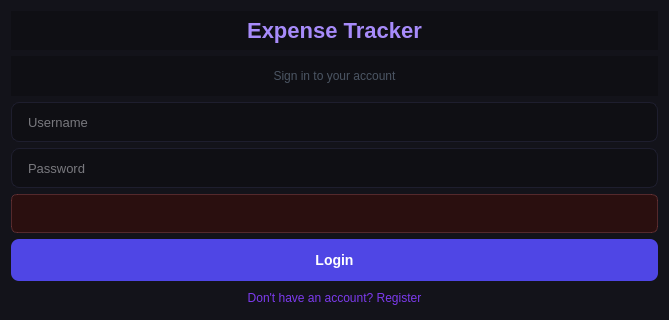
First picture: the form in ui/LoginWindow.ui, repository Umeenumg/expenseTracker, before the edit.
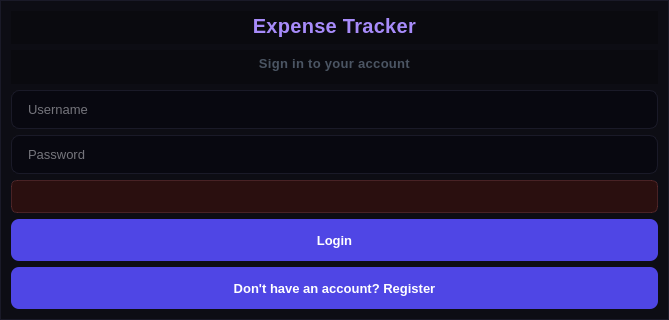
Second picture: the form after the edit.

Commit message: Apply unified global stylesheet and fix dialog layouts

What changed in the file:
```diff
--- a/ui/LoginWindow.ui
+++ b/ui/LoginWindow.ui
@@ -20,62 +20,838 @@
    <string>Login</string>
   </property>
   <property name="styleSheet">
-   <string notr="true">* {
-    background-color: #0f0f14;
+   <string notr="true">/* ═══════════════════════════════════════
+   BASE
+═══════════════════════════════════════ */
+QMainWindow, QDialog, QWidget {
+    background-color: #0a0a0f;
     color: #e2e2e8;
     font-family: &quot;Segoe UI&quot;, sans-serif;
+    font-size: 13px;
 }
+
 QDialog {
-    background-color: #13131a;
+    background-color: #0d0d14;
+    border: 1px solid #1a1a28;
 }
-QLabel#titleLabel {
-    font-size: 22px;
+
+QToolTip {
+    background-color: #13131f;
+    color: #e2e2e8;
+    border: 1px solid #2e2e4e;
+    border-radius: 6px;
+    padding: 6px 10px;
+    font-size: 12px;
+}
+
+/* ═══════════════════════════════════════
+   SIDEBAR
+═══════════════════════════════════════ */
+QFrame#sidebar {
+    background-color: #0d0d14;
+    border-right: 1px solid #1a1a28;
+    min-width: 210px;
+    max-width: 210px;
+}
+
+QLabel#appTitle {
+    font-size: 16px;
     font-weight: 700;
+    color: #ffffff;
+    padding: 20px 16px 4px 16px;
+    letter-spacing: -0.3px;
+}
+
+QLabel#userLabel {
+    font-size: 12px;
+    color: #9ca3af;
+    padding: 4px 16px 16px 16px;
+    border-bottom: 1px solid #1a1a28;
+}
+
+QFrame#sidebar QPushButton {
+    background-color: transparent;
+    border: 1px solid transparent;
+    border-radius: 8px;
+    padding: 9px 12px;
+    text-align: left;
+    color: #6b7280;
+    font-size: 13px;
+    margin: 1px 8px;
+}
+
+QFrame#sidebar QPushButton:hover {
+    background-color: #13131f;
+    color: #c4b5fd;
+    border-color: rgba(167, 139, 250, 0.15);
+}
+
+QFrame#sidebar QPushButton:checked {
+    background-color: rgba(124, 58, 237, 0.15);
     color: #a78bfa;
+    font-weight: 600;
+    border: 1px solid rgba(167, 139, 250, 0.25);
 }
-QLabel#subtitleLabel {
-    font-size: 12px;
+
+QFrame#sidebar QPushButton#logoutBtn {
     color: #4b5563;
+    margin-top: 4px;
 }
-QLabel#errorLabel {
-    font-size: 12px;
+
+QFrame#sidebar QPushButton#logoutBtn:hover {
+    background-color: #1f0f0f;
     color: #f87171;
-    background-color: #2a0f0f;
-    border: 1px solid rgba(248,113,113,0.25);
-    border-radius: 6px;
-    padding: 7px 10px;
+    border-color: rgba(248, 113, 113, 0.2);
 }
+
+/* ═══════════════════════════════════════
+   TOP BAR
+═══════════════════════════════════════ */
+QFrame#topBar {
+    background-color: #0d0d14;
+    border-bottom: 1px solid #1a1a28;
+    min-height: 52px;
+    max-height: 52px;
+    padding: 0 20px;
+}
+
+QLabel#pageTitle {
+    font-size: 16px;
+    font-weight: 600;
+    color: #f1f0f8;
+}
+
+QLabel#topUserLabel {
+    font-size: 12px;
+    color: #4b5563;
+}
+
+/* ═══════════════════════════════════════
+   STAT CARDS
+═══════════════════════════════════════ */
+QFrame#balanceCard,
+QFrame#incomeCard,
+QFrame#expenseCard,
+QFrame#countCard,
+QFrame#totalCatCard,
+QFrame#mostUsedCard,
+QFrame#unusedCard {
+    background-color: #0d0d14;
+    border: 1px solid #1a1a28;
+    border-radius: 12px;
+    padding: 18px 16px;
+    min-height: 90px;
+}
+
+QFrame#balanceCard:hover,
+QFrame#incomeCard:hover,
+QFrame#expenseCard:hover,
+QFrame#countCard:hover,
+QFrame#totalCatCard:hover,
+QFrame#mostUsedCard:hover,
+QFrame#unusedCard:hover {
+    border-color: #2e2e4e;
+}
+
+QFrame#balanceCard  { border-top: 2px solid #7c3aed; }
+QFrame#incomeCard   { border-top: 2px solid #059669; }
+QFrame#expenseCard  { border-top: 2px solid #dc2626; }
+QFrame#countCard    { border-top: 2px solid #2563eb; }
+QFrame#totalCatCard { border-top: 2px solid #2563eb; }
+QFrame#mostUsedCard { border-top: 2px solid #7c3aed; }
+QFrame#unusedCard   { border-top: 2px solid #d97706; }
+
+QFrame#balanceCard  QLabel:first-child,
+QFrame#incomeCard   QLabel:first-child,
+QFrame#expenseCard  QLabel:first-child,
+QFrame#countCard    QLabel:first-child,
+QFrame#totalCatCard QLabel:first-child,
+QFrame#mostUsedCard QLabel:first-child,
+QFrame#unusedCard   QLabel:first-child {
+    font-size: 12px;
+    color: #6b7280;
+    font-weight: 500;
+    letter-spacing: 0.5px;
+}
+
+QFrame#balanceCard  QLabel:last-child { color: #a78bfa; font-size: 26px; font-weight: 700; }
+QFrame#incomeCard   QLabel:last-child { color: #4ade80; font-size: 26px; font-weight: 700; }
+QFrame#expenseCard  QLabel:last-child { color: #f87171; font-size: 26px; font-weight: 700; }
+QFrame#countCard    QLabel:last-child { color: #60a5fa; font-size: 26px; font-weight: 700; }
+QFrame#totalCatCard QLabel:last-child { color: #60a5fa; font-size: 26px; font-weight: 700; }
+QFrame#mostUsedCard QLabel:last-child { color: #a78bfa; font-size: 26px; font-weight: 700; }
+QFrame#unusedCard   QLabel:last-child { color: #fbbf24; font-size: 26px; font-weight: 700; }
+
+/* ═══════════════════════════════════════
+   SUMMARY BAR
+═══════════════════════════════════════ */
+QFrame#frameSummary {
+    background-color: #0d0d14;
+    border: 1px solid #1a1a28;
+    border-radius: 8px;
+    padding: 10px 16px;
+}
+
+QLabel#lblIncome  { color: #4ade80; font-weight: 700; font-size: 13px; }
+QLabel#lblExpense { color: #f87171; font-weight: 700; font-size: 13px; }
+QLabel#lblBalance { color: #a78bfa; font-weight: 700; font-size: 13px; }
+QLabel#lblCount   { color: #4b5563; font-size: 12px; }
+QLabel#lblIncomeTitle,
+QLabel#lblExpenseTitle,
+QLabel#lblBalanceTitle { color: #374151; font-size: 12px; }
+
+/* ═══════════════════════════════════════
+   TABLES
+═══════════════════════════════════════ */
+QTableWidget {
+    background-color: #0d0d14;
+    border: 1px solid #1a1a28;
+    border-radius: 10px;
+    gridline-color: transparent;
+    selection-background-color: #1a1a30;
+    selection-color: #e2e2e8;
+    outline: none;
+}
+
+QTableWidget::item {
+    padding: 10px 12px;
+    border-bottom: 1px solid #111120;
+    color: #6b7280;
+}
+
+QTableWidget::item:selected {
+    background-color: #1a1a30;
+    color: #e2e2e8;
+}
+
+QTableWidget::item:hover {
+    background-color: #0f0f1a;
+    color: #9ca3af;
+}
+
+QHeaderView::section {
+    background-color: #080810;
+    color: #374151;
+    font-size: 10px;
+    text-transform: uppercase;
+    letter-spacing: 0.6px;
+    padding: 8px 12px;
+    border: none;
+    border-bottom: 1px solid #1a1a28;
+    font-weight: 500;
+}
+
+QHeaderView::section:first { border-top-left-radius: 10px; }
+QHeaderView::section:last  { border-top-right-radius: 10px; }
+
+QTableCornerButton::section {
+    background-color: #080810;
+    border: none;
+}
+
+QScrollBar:vertical {
+    background: #0d0d14;
+    width: 6px;
+    border-radius: 3px;
+    margin: 2px;
+}
+
+QScrollBar::handle:vertical {
+    background: #1e1e30;
+    border-radius: 3px;
+    min-height: 30px;
+}
+
+QScrollBar::handle:vertical:hover {
+    background: #2e2e4e;
+}
+
+QScrollBar::add-line:vertical,
+QScrollBar::sub-line:vertical { height: 0; }
+
+QScrollBar:horizontal {
+    background: #0d0d14;
+    height: 6px;
+    border-radius: 3px;
+    margin: 2px;
+}
+
+QScrollBar::handle:horizontal {
+    background: #1e1e30;
+    border-radius: 3px;
+    min-width: 30px;
+}
+
+QScrollBar::handle:horizontal:hover {
+    background: #2e2e4e;
+}
+
+QScrollBar::add-line:horizontal,
+QScrollBar::sub-line:horizontal { width: 0; }
+
+/* ═══════════════════════════════════════
+   INPUTS (main window)
+═══════════════════════════════════════ */
 QLineEdit {
-    background-color: #0f0f14;
-    border: 1px solid #1e1e2e;
-    border-radius: 8px;
-    padding: 10px 14px;
+    background-color: #0d0d14;
+    border: 1px solid #1a1a28;
+    border-radius: 7px;
+    padding: 7px 12px;
     color: #e2e2e8;
-    font-size: 13px;
-    min-height: 18px;
+    font-size: 12px;
+    selection-background-color: #4f46e5;
 }
+
 QLineEdit:focus { border-color: #7c3aed; }
-QLineEdit:hover { border-color: #2e2e4e; }
-QPushButton#loginButton {
+QLineEdit:hover { border-color: #252535; }
+
+/* ═══════════════════════════════════════
+   COMBOBOX (main window)
+═══════════════════════════════════════ */
+QComboBox {
+    background-color: #0d0d14;
+    border: 1px solid #1a1a28;
+    border-radius: 7px;
+    padding: 7px 12px;
+    color: #e2e2e8;
+    font-size: 12px;
+    min-width: 100px;
+}
+
+QComboBox:hover { border-color: #252535; }
+QComboBox:focus { border-color: #7c3aed; }
+
+QComboBox::drop-down {
+    border: none;
+    width: 24px;
+}
+
+QComboBox::down-arrow {
+    image: none;
+    width: 0; height: 0;
+    border-left: 4px solid transparent;
+    border-right: 4px solid transparent;
+    border-top: 5px solid #4b5563;
+}
+
+QComboBox QAbstractItemView {
+    background-color: #13131f;
+    border: 1px solid #252535;
+    border-radius: 7px;
+    color: #e2e2e8;
+    selection-background-color: #1e1e3f;
+    selection-color: #a78bfa;
+    padding: 4px;
+    outline: none;
+}
+
+/* ═══════════════════════════════════════
+   CONTENT AREA BUTTONS (Transactions / Categories)
+═══════════════════════════════════════ */
+QWidget#pageTransactions QPushButton,
+QWidget#pageCategories QPushButton {
+    background-color: #13131f;
+    border: 1px solid #1e1e30;
+    border-radius: 7px;
+    padding: 6px 14px;
+    color: #6b7280;
+    font-size: 12px;
+    font-weight: 500;
+}
+
+QWidget#pageTransactions QPushButton:hover,
+QWidget#pageCategories QPushButton:hover {
+    background-color: #1a1a2e;
+    color: #c4b5fd;
+    border-color: #2e2e4e;
+}
+
+QPushButton#addBtn {
+    background-color: #4f46e5 !important;
+    border-color: #4f46e5 !important;
+    color: white !important;
+    font-weight: 600 !important;
+}
+
+QPushButton#addBtn:hover {
+    background-color: #4338ca !important;
+    border-color: #4338ca !important;
+}
+
+QPushButton#btnDelete,
+QPushButton#deleteCategoryBtn {
+    background-color: #2a0f0f !important;
+    border-color: rgba(248,113,113,0.3) !important;
+    color: #f87171 !important;
+}
+
+QPushButton#btnDelete:hover,
+QPushButton#deleteCategoryBtn:hover {
+    background-color: #3f1d1d !important;
+    border-color: #f87171 !important;
+}
+
+QPushButton#addCategoryBtn {
+    background-color: #052e1c !important;
+    border-color: rgba(74,222,128,0.3) !important;
+    color: #4ade80 !important;
+}
+
+QPushButton#addCategoryBtn:hover {
+    background-color: #064e3b !important;
+    border-color: #4ade80 !important;
+}
+
+QPushButton#btnExport {
+    background-color: #0c1a2e !important;
+    border-color: rgba(96,165,250,0.3) !important;
+    color: #60a5fa !important;
+}
+
+QPushButton#btnExport:hover {
+    background-color: #1e3a5f !important;
+    border-color: #60a5fa !important;
+}
+
+QPushButton#btnEdit {
+    background-color: #13131f !important;
+    border-color: rgba(167,139,250,0.2) !important;
+    color: #a78bfa !important;
+}
+
+QPushButton#btnEdit:hover {
+    background-color: #1e1e3f !important;
+    border-color: #a78bfa !important;
+}
+
+/* ═══════════════════════════════════════
+   LABELS
+═══════════════════════════════════════ */
+QLabel#recentLabel,
+QLabel#analyticsMonthLabel {
+    font-size: 11px;
+    font-weight: 600;
+    color: #6b7280;
+    letter-spacing: 0.8px;
+    text-transform: uppercase;
+    padding: 6px 0 4px 0;
+}
+
+/* ═══════════════════════════════════════
+   ANALYTICS FRAMES
+═══════════════════════════════════════ */
+QFrame#barChartFrame,
+QFrame#pieChartFrame,
+QFrame#lineChartFrame {
+    background-color: #0d0d14;
+    border: 1px solid #1a1a28;
+    border-radius: 12px;
+}
+
+QFrame#barChartFrame:hover,
+QFrame#pieChartFrame:hover,
+QFrame#lineChartFrame:hover {
+    border-color: #2e2e4e;
+}
+
+/* ═══════════════════════════════════════
+   PROFILE PAGE
+═══════════════════════════════════════ */
+QLabel#profileTitle {
+    font-size: 18px;
+    font-weight: 700;
+    color: #f1f0f8;
+    padding-bottom: 8px;
+}
+
+QFrame#profileCard {
+    background-color: #0d0d14;
+    border: 1px solid #1a1a28;
+    border-radius: 14px;
+    padding: 24px;
+    max-width: 500px;
+}
+
+QFrame#profileCard QLabel {
+    font-size: 11px;
+    color: #4b5563;
+    font-weight: 500;
+    letter-spacing: 0.4px;
+}
+
+QLabel#profileErrorLabel {
+    color: #f87171;
+    background-color: #2a0f0f;
+    border: 1px solid rgba(248,113,113,0.2);
+    border-radius: 6px;
+    padding: 8px 12px;
+    font-size: 12px;
+}
+
+QPushButton#profileSaveBtn {
+    background-color: #4f46e5;
+    border: none;
+    border-radius: 8px;
+    padding: 10px 24px;
+    color: white;
+    font-size: 13px;
+    font-weight: 600;
+}
+
+QPushButton#profileSaveBtn:hover {
+    background-color: #4338ca;
+}
+
+QFrame#profileDivider,
+QFrame#currencyDivider {
+    background-color: #1a1a28;
+    max-height: 1px;
+    border: none;
+}
+
+/* ═══════════════════════════════════════
+   BACKUP &amp; CURRENCY SECTION
+═══════════════════════════════════════ */
+QLabel#backupSectionLabel,
+QLabel#currencySectionLabel {
+    font-size: 11px;
+    color: #6b7280;
+    font-weight: 600;
+    letter-spacing: 0.6px;
+    text-transform: uppercase;
+    padding-top: 6px;
+}
+
+QPushButton#backupBtn {
+    background-color: #052e1c !important;
+    border: 1px solid rgba(74,222,128,0.3) !important;
+    color: #4ade80 !important;
+    border-radius: 8px;
+    padding: 9px 18px;
+    font-size: 12px;
+    font-weight: 500;
+    min-width: 120px;
+}
+
+QPushButton#backupBtn:hover {
+    background-color: #064e3b !important;
+    border-color: #4ade80 !important;
+}
+
+QPushButton#restoreBtn {
+    background-color: #0c1a2e !important;
+    border: 1px solid rgba(96,165,250,0.3) !important;
+    color: #60a5fa !important;
+    border-radius: 8px;
+    padding: 9px 18px;
+    font-size: 12px;
+    font-weight: 500;
+    min-width: 120px;
+}
+
+QPushButton#restoreBtn:hover {
+    background-color: #1e3a5f !important;
+    border-color: #60a5fa !important;
+}
+
+QPushButton#saveCurrencyBtn {
+    background-color: #4f46e5;
+    border: none;
+    border-radius: 8px;
+    padding: 9px 18px;
+    color: white;
+    font-size: 12px;
+    font-weight: 600;
+    min-width: 90px;
+}
+
+QPushButton#saveCurrencyBtn:hover {
+    background-color: #4338ca;
+}
+
+/* ═══════════════════════════════════════
+   MESSAGE BOX
+═══════════════════════════════════════ */
+QMessageBox {
+    background-color: #0d0d14;
+    color: #e2e2e8;
+}
+
+QMessageBox QPushButton {
+    background-color: #13131f;
+    border: 1px solid #1e1e30;
+    border-radius: 7px;
+    padding: 7px 20px;
+    color: #e2e2e8;
+    min-width: 70px;
+}
+
+QMessageBox QPushButton:hover {
+    background-color: #4f46e5;
+    border-color: #4f46e5;
+}
+
+/* ═══════════════════════════════════════
+   BUDGET BUTTON
+═══════════════════════════════════════ */
+QPushButton#setBudgetBtn {
+    background-color: #1a0f2e !important;
+    border: 1px solid rgba(167,139,250,0.3) !important;
+    color: #a78bfa !important;
+    border-radius: 7px;
+    padding: 6px 14px;
+    font-size: 12px;
+    font-weight: 500;
+}
+
+QPushButton#setBudgetBtn:hover {
+    background-color: #1e1e3f !important;
+    border-color: #a78bfa !important;
+}
+
+/* ═══════════════════════════════════════
+   RECURRING PAGE
+═══════════════════════════════════════ */
+QLabel#recurringTitle {
+    font-size: 15px;
+    font-weight: 600;
+    color: #f1f0f8;
+}
+
+QPushButton#addRecurringBtn {
+    background-color: #4f46e5 !important;
+    border-color: #4f46e5 !important;
+    color: white !important;
+    font-weight: 600 !important;
+    border-radius: 7px;
+    padding: 6px 14px;
+}
+
+QPushButton#addRecurringBtn:hover {
+    background-color: #4338ca !important;
+}
+
+QPushButton#deleteRecurringBtn {
+    background-color: #2a0f0f !important;
+    border: 1px solid rgba(248,113,113,0.3) !important;
+    color: #f87171 !important;
+    border-radius: 7px;
+    padding: 6px 14px;
+}
+
+QPushButton#deleteRecurringBtn:hover {
+    background-color: #3f1d1d !important;
+    border-color: #f87171 !important;
+}
+
+QPushButton#toggleRecurringBtn {
+    background-color: #13131f !important;
+    border: 1px solid rgba(251,191,36,0.3) !important;
+    color: #fbbf24 !important;
+    border-radius: 7px;
+    padding: 6px 14px;
+}
+
+QPushButton#toggleRecurringBtn:hover {
+    background-color: #1f1a0f !important;
+    border-color: #fbbf24 !important;
+}
+
+/* ═══════════════════════════════════════
+   DIALOGS — Login / Register / AddTransaction
+   (titleLabel / dialogTitle shared, scoped to QDialog so
+    main window labels are never affected)
+═══════════════════════════════════════ */
+QDialog QLabel#titleLabel,
+QDialog QLabel#dialogTitle {
+    font-size: 20px;
+    font-weight: 700;
+    color: #a78bfa;
+    padding-bottom: 4px;
+}
+
+QDialog QLabel#subtitleLabel {
+    font-size: 13px;
+    color: #4b5563;
+    padding-bottom: 8px;
+}
+
+QDialog QLabel#errorLabel {
+    color: #f87171;
+    background-color: #2a0f0f;
+    border: 1px solid rgba(248,113,113,0.2);
+    border-radius: 6px;
+    padding: 7px 10px;
+    font-size: 12px;
+}
+
+QDialog QLabel {
+    font-size: 11px;
+    color: #6b7280;
+    font-weight: 500;
+    letter-spacing: 0.3px;
+}
+
+QDialog QLineEdit {
+    background-color: #080810;
+    border: 1px solid #1a1a28;
+    border-radius: 8px;
+    padding: 10px 14px;
+    color: #e2e2e8;
+    font-size: 13px;
+}
+
+QDialog QLineEdit:focus { border-color: #7c3aed; }
+
+QDialog QDoubleSpinBox {
+    background-color: #080810;
+    border: 1px solid #1a1a28;
+    border-radius: 8px;
+    padding: 9px 12px;
+    color: #e2e2e8;
+    font-size: 13px;
+}
+
+QDialog QDoubleSpinBox:focus { border-color: #7c3aed; }
+
+QDialog QDoubleSpinBox::up-button,
+QDialog QDoubleSpinBox::down-button {
+    background-color: #13131f;
+    border: none;
+    width: 20px;
+    border-radius: 4px;
+}
+
+QDialog QDoubleSpinBox::up-button:hover,
+QDialog QDoubleSpinBox::down-button:hover {
+    background-color: #1e1e30;
+}
+
+QDialog QComboBox {
+    background-color: #080810;
+    border: 1px solid #1a1a28;
+    border-radius: 8px;
+    padding: 9px 12px;
+    color: #e2e2e8;
+    font-size: 13px;
+}
+
+QDialog QComboBox:focus { border-color: #7c3aed; }
+
+QDialog QComboBox::drop-down {
+    border: none;
+    width: 24px;
+}
+
+QDialog QComboBox QAbstractItemView {
+    background-color: #13131f;
+    border: 1px solid #252535;
+    color: #e2e2e8;
+    selection-background-color: #1e1e3f;
+    selection-color: #a78bfa;
+    padding: 4px;
+    outline: none;
+}
+
+QDialog QDateEdit {
+    background-color: #080810;
+    border: 1px solid #1a1a28;
+    border-radius: 8px;
+    padding: 9px 12px;
+    color: #e2e2e8;
+    font-size: 13px;
+}
+
+QDialog QDateEdit:focus { border-color: #7c3aed; }
+
+QDialog QDateEdit::drop-down {
+    background-color: #13131f;
+    border: none;
+    width: 24px;
+    border-radius: 0 8px 8px 0;
+}
+
+QDialog QPlainTextEdit {
+    background-color: #080810;
+    border: 1px solid #1a1a28;
+    border-radius: 8px;
+    padding: 8px 12px;
+    color: #e2e2e8;
+    font-size: 13px;
+}
+
+QDialog QPlainTextEdit:focus {
+    border-color: #7c3aed;
+}
+
+QDialog QFrame#divider {
+    background-color: #1a1a28;
+    max-height: 1px;
+    border: none;
+}
+
+/* ── Dialog primary action buttons (Login, Register, Confirm) ── */
+QDialog QPushButton#loginButton,
+QDialog QPushButton#confirmBtn,
+QDialog QPushButton#registerButton {
     background-color: #4f46e5;
     border: none;
     border-radius: 8px;
     padding: 11px;
     color: white;
-    font-size: 14px;
+    font-size: 13px;
     font-weight: 600;
     min-height: 20px;
 }
-QPushButton#loginButton:hover { background-color: #4338ca; }
-QPushButton#loginButton:pressed { background-color: #3730a3; }
-QPushButton#registerButton {
+
+QDialog QPushButton#loginButton:hover,
+QDialog QPushButton#confirmBtn:hover,
+QDialog QPushButton#registerButton:hover {
+    background-color: #4338ca;
+}
+
+QDialog QPushButton#loginButton:pressed,
+QDialog QPushButton#confirmBtn:pressed,
+QDialog QPushButton#registerButton:pressed {
+    background-color: #3730a3;
+}
+
+/* ── Dialog secondary buttons (Cancel, Back) ── */
+QDialog QPushButton#cancelBtn,
+QDialog QPushButton#backButton {
+    background-color: #1a1a28;
+    border: 1px solid #2e2e4e;
+    border-radius: 8px;
+    padding: 10px;
+    color: #6b7280;
+    font-size: 12px;
+}
+
+QDialog QPushButton#cancelBtn:hover,
+QDialog QPushButton#backButton:hover {
+    background-color: #222235;
+    color: #9ca3af;
+    border-color: #3e3e5e;
+}
+
+/* ── Flat &quot;Don't have an account? Register&quot; link button ──
+     IMPORTANT: this overrides the solid #registerButton style above
+     ONLY when the button has the flat=true property set in the .ui
+     (i.e. the link-style register button on the Login screen) */
+QDialog QPushButton#registerButton[flat=&quot;true&quot;] {
     background-color: transparent;
     border: none;
     color: #7c3aed;
     font-size: 12px;
     padding: 4px;
+    font-weight: 500;
+    min-height: 0px;
 }
-QPushButton#registerButton:hover { color: #a78bfa; }</string>
+
+QDialog QPushButton#registerButton[flat=&quot;true&quot;]:hover {
+    color: #a78bfa;
+}
+</string>
   </property>
   <layout class="QVBoxLayout" name="verticalLayout">
    <item>
```
The commit also changes 10 other files.
